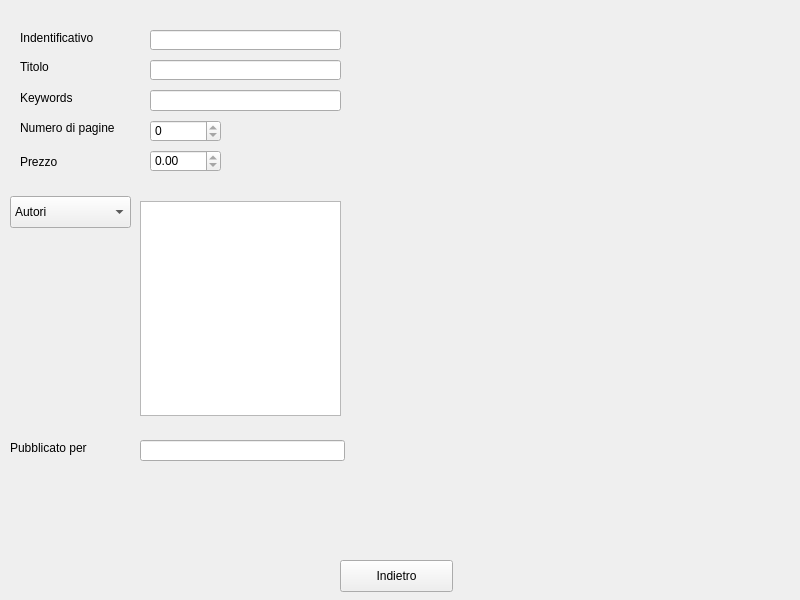
Qt form Progetto/dialog.ui (marcovirgillo/ProgettoPO) before a commit.
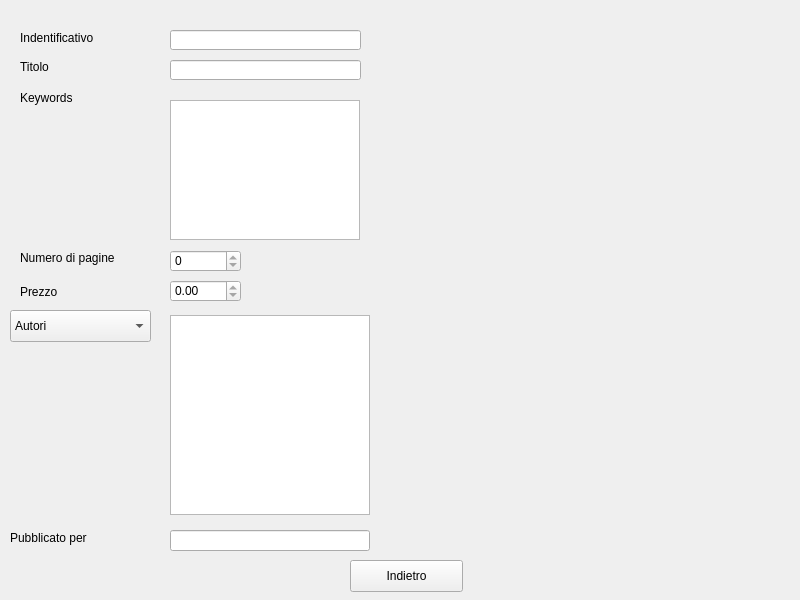
The same form after that commit. The open tabs and pages were chosen to show the change.

What changed in the file:
```diff
--- a/Progetto/dialog.ui
+++ b/Progetto/dialog.ui
@@ -288,7 +288,7 @@
      <property name="geometry">
       <rect>
        <x>20</x>
-       <y>155</y>
+       <y>285</y>
        <width>47</width>
        <height>13</height>
       </rect>
@@ -300,7 +300,7 @@
     <widget class="QLineEdit" name="Articolo_Titolo">
      <property name="geometry">
       <rect>
-       <x>150</x>
+       <x>170</x>
        <y>60</y>
        <width>191</width>
        <height>20</height>
@@ -326,8 +326,8 @@
     <widget class="QSpinBox" name="Articolo_NumeroPagine">
      <property name="geometry">
       <rect>
-       <x>150</x>
-       <y>120</y>
+       <x>170</x>
+       <y>250</y>
        <width>71</width>
        <height>22</height>
       </rect>
@@ -340,7 +340,7 @@
      <property name="geometry">
       <rect>
        <x>20</x>
-       <y>120</y>
+       <y>250</y>
        <width>111</width>
        <height>16</height>
       </rect>
@@ -349,19 +349,6 @@
       <string>Numero di pagine</string>
      </property>
     </widget>
-    <widget class="QLineEdit" name="Articolo_Keywords">
-     <property name="geometry">
-      <rect>
-       <x>150</x>
-       <y>90</y>
-       <width>191</width>
-       <height>21</height>
-      </rect>
-     </property>
-     <property name="readOnly">
-      <bool>true</bool>
-     </property>
-    </widget>
     <widget class="QLabel" name="Articolo_labelKeywords">
      <property name="geometry">
       <rect>
@@ -378,8 +365,8 @@
     <widget class="QDoubleSpinBox" name="Articolo_Prezzo">
      <property name="geometry">
       <rect>
-       <x>150</x>
-       <y>150</y>
+       <x>170</x>
+       <y>280</y>
        <width>71</width>
        <height>22</height>
       </rect>
@@ -404,7 +391,7 @@
     <widget class="QLineEdit" name="Articolo_Identificativo">
      <property name="geometry">
       <rect>
-       <x>150</x>
+       <x>170</x>
        <y>30</y>
        <width>191</width>
        <height>20</height>
@@ -417,7 +404,7 @@
     <widget class="QPushButton" name="Articolo_Indietro">
      <property name="geometry">
       <rect>
-       <x>340</x>
+       <x>350</x>
        <y>560</y>
        <width>113</width>
        <height>32</height>
@@ -430,10 +417,10 @@
     <widget class="QListWidget" name="listAutoriArticoli">
      <property name="geometry">
       <rect>
-       <x>140</x>
-       <y>201</y>
-       <width>201</width>
-       <height>215</height>
+       <x>170</x>
+       <y>315</y>
+       <width>200</width>
+       <height>200</height>
       </rect>
      </property>
     </widget>
@@ -441,8 +428,8 @@
      <property name="geometry">
       <rect>
        <x>10</x>
-       <y>196</y>
-       <width>121</width>
+       <y>310</y>
+       <width>141</width>
        <height>32</height>
       </rect>
      </property>
@@ -461,7 +448,7 @@
      <property name="geometry">
       <rect>
        <x>10</x>
-       <y>440</y>
+       <y>530</y>
        <width>101</width>
        <height>16</height>
       </rect>
@@ -473,9 +460,9 @@
     <widget class="QLineEdit" name="Articolo_PubblicatoPer">
      <property name="geometry">
       <rect>
-       <x>140</x>
-       <y>440</y>
-       <width>205</width>
+       <x>170</x>
+       <y>530</y>
+       <width>200</width>
        <height>21</height>
       </rect>
      </property>
@@ -483,6 +470,16 @@
       <bool>true</bool>
      </property>
     </widget>
+    <widget class="QListWidget" name="Articolo_listKeywords">
+     <property name="geometry">
+      <rect>
+       <x>170</x>
+       <y>100</y>
+       <width>190</width>
+       <height>140</height>
+      </rect>
+     </property>
+    </widget>
    </widget>
    <widget class="QWidget" name="detailsConferenza">
     <widget class="QLineEdit" name="Conferenza_Acronimo">
```
